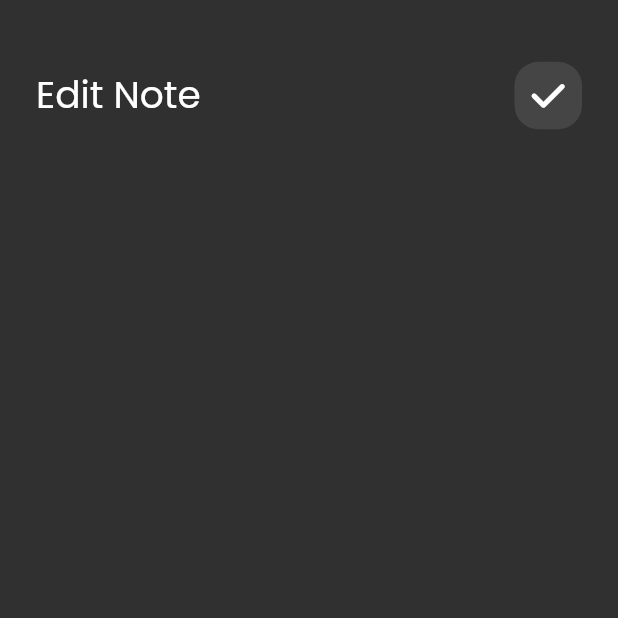
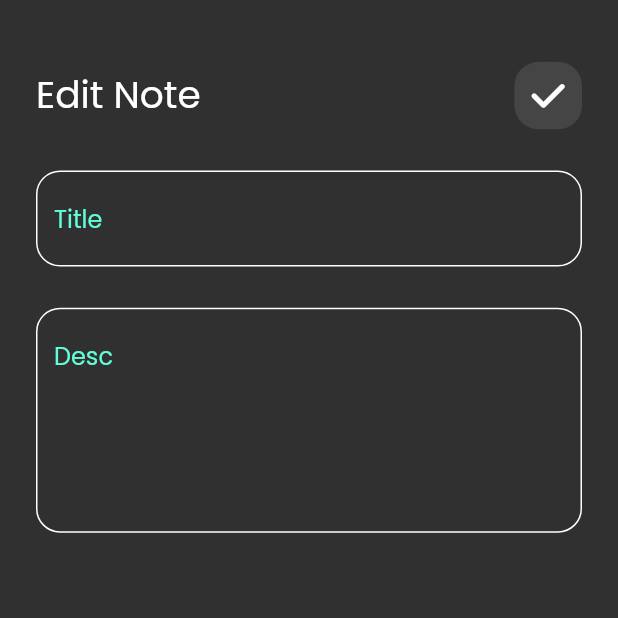
Before and after one commit to mostafaramadanhamed/noteApp, a Flutter app: the screen it shows after launch, after a tap on "First notes", on a phone screen of 412 x 824 dp, the top half of it. Run offline on Flutter 3.47's test engine with Material 2 defaults, Android fonts, the phone set to English and light mode, and no system bars; our stand-ins replace font_awesome_flutter.

Commit message:
complete notes view body

```diff
--- a/lib/main.dart
+++ b/lib/main.dart
@@ -18,7 +18,7 @@ class MyApp extends StatelessWidget {
         brightness: Brightness.dark,
         fontFamily: 'Poppins'
       ),
-      home:NotesView() ,
+      home:const NotesView() ,
     );
   }
 }
--- a/lib/view/widget/edit_notes_view_body.dart
+++ b/lib/view/widget/edit_notes_view_body.dart
@@ -1,6 +1,7 @@
 import 'package:flutter/material.dart';
 import 'package:font_awesome_flutter/font_awesome_flutter.dart';
 import 'package:whatsapp/view/widget/custom_appbar.dart';
+import 'package:whatsapp/view/widget/custom_text_field.dart';
 
 class EditNotesViewBody extends StatelessWidget {
   const EditNotesViewBody({Key? key}) : super(key: key);
@@ -18,6 +19,14 @@ class EditNotesViewBody extends StatelessWidget {
           icon: FontAwesomeIcons.check,
           title: 'Edit Note',
         ),
+          SizedBox(
+            height: MediaQuery.of(context).size.height/30,
+          ),
+          CustomTextFiled(hint: 'Title',),
+          SizedBox(
+            height: MediaQuery.of(context).size.height/30,
+          ),
+          CustomTextFiled(hint: 'Desc',maxLines: 5,),
 
         ],
       ),
```
